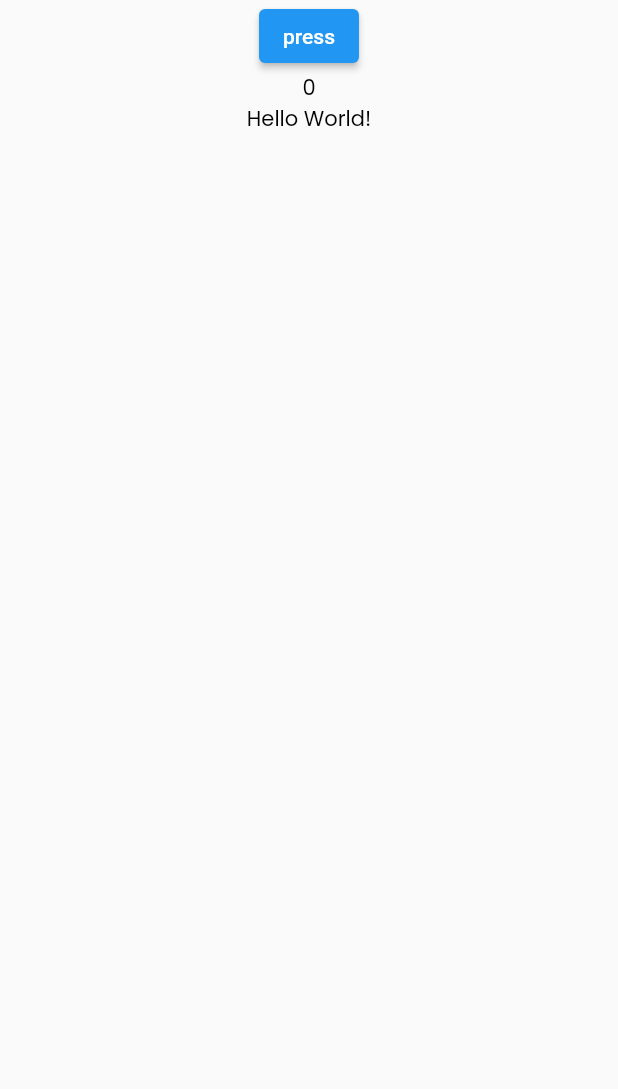
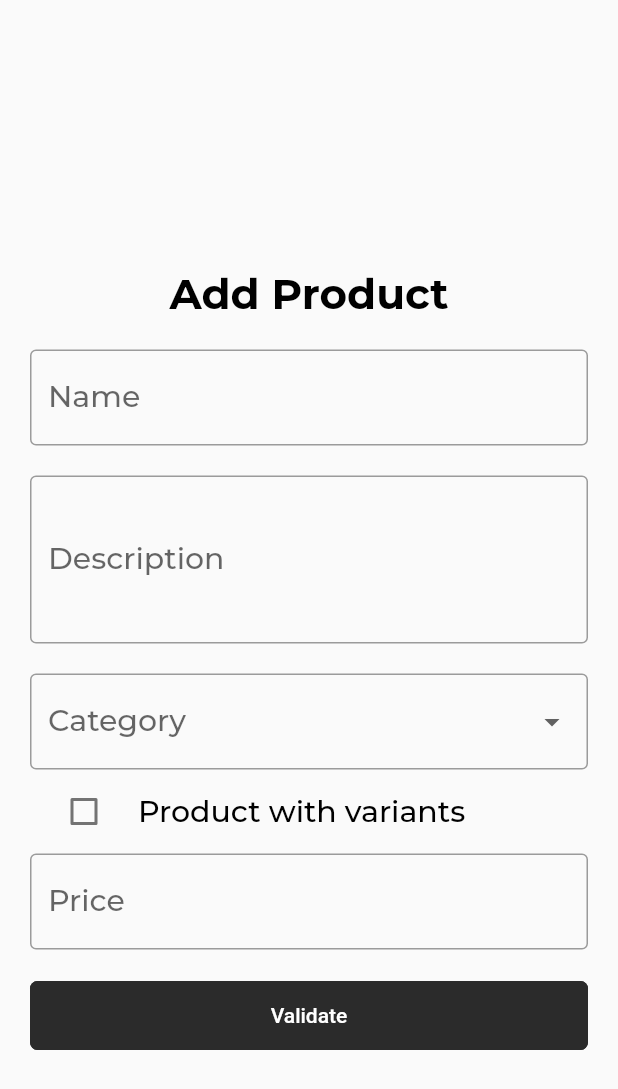
Before and after one commit to arthur-prog/flutter_noel, a Flutter app: the screen it shows after launch, on a phone screen of 412 x 824 dp. Shown: the top 1089 px of the screen. Run offline on Flutter 3.47's test engine with Material 2 defaults, Android fonts, the light colour scheme and no system bars; our stand-ins replace cloud_firestore, firebase_core, get, google_fonts; accounts and stored records are empty; generated files the repository leaves out were written again.

Commit message:
add product

```diff
--- a/lib/main.dart
+++ b/lib/main.dart
@@ -1,6 +1,7 @@
 import 'package:flutter/material.dart';
 import 'package:flutter_localizations/flutter_localizations.dart';
 import 'package:flutter_noel/src/features/screens/home/home_screen.dart';
+import 'package:flutter_noel/src/features/screens/product/add_product/add_product_screen.dart';
 import 'package:flutter_noel/src/utils/theme/theme.dart';
 import 'package:get/get.dart';
 import 'package:flutter_gen/gen_l10n/app_localizations.dart';
@@ -26,7 +27,7 @@ class MyApp extends StatelessWidget {
       themeMode: ThemeMode.system,
       localizationsDelegates: AppLocalizations.localizationsDelegates,
       supportedLocales: AppLocalizations.supportedLocales,
-      home: HomeScreen(),
+      home: AddProductScreen(),
     );
   }
 }
--- /dev/null
+++ b/lib/src/constants/category.dart
@@ -0,0 +1,24 @@
+import 'package:flutter/material.dart';
+import 'package:get/get.dart';
+import 'package:flutter_gen/gen_l10n/app_localizations.dart';
+
+final categoryDropdownItemList = [
+  DropdownMenuItem(
+    value: 'hat',
+    child: Text(
+      AppLocalizations.of(Get.context!)!.hat,
+    ),
+  ),
+  DropdownMenuItem(
+    value: 'glove',
+    child: Text(
+      AppLocalizations.of(Get.context!)!.glove,
+    ),
+  ),
+  DropdownMenuItem(
+    value: 'sweater',
+    child: Text(
+      AppLocalizations.of(Get.context!)!.sweater,
+    ),
+  ),
+];
--- /dev/null
+++ b/lib/src/features/controllers/product/add_product/add_product_controller.dart
@@ -0,0 +1,71 @@
+import 'package:flutter/material.dart';
+import 'package:flutter_noel/src/features/models/Product.dart';
+import 'package:flutter_noel/src/repository/product_repository/product_repository.dart';
+import 'package:get/get.dart';
+import 'package:flutter_gen/gen_l10n/app_localizations.dart';
+
+class AddProductController extends GetxController {
+  static AddProductController get instance => Get.find();
+
+  final _productRepository = Get.put(ProductRepository());
+
+  final TextEditingController nameController = TextEditingController();
+  final TextEditingController descriptionController = TextEditingController();
+  final TextEditingController categoryController = TextEditingController();
+  final TextEditingController priceController = TextEditingController();
+
+  Rx<bool> isVariable = false.obs;
+
+  RxList<Product> variants = <Product>[].obs;
+
+  final GlobalKey<FormState> formKey = GlobalKey<FormState>();
+
+  void changeCategory(value) {
+    categoryController.text = value;
+  }
+
+  void changeIsVariable(bool value) {
+    isVariable.value = value;
+  }
+
+  String? validateName(String value) {
+    if (value.isEmpty) {
+      return AppLocalizations.of(Get.context!)!.nameIsRequired;
+    }
+    return null;
+  }
+
+  String? validateDescription(String value) {
+    if (value.isEmpty) {
+      return AppLocalizations.of(Get.context!)!.descriptionIsRequired;
+    }
+    return null;
+  }
+
+  String? validateCategory(String? value) {
+    if (value == null) {
+      return AppLocalizations.of(Get.context!)!.categoryIsRequired;
+    }
+    return null;
+  }
+
+  String? validatePrice(String value) {
+    if (value.isEmpty) {
+      return AppLocalizations.of(Get.context!)!.priceIsRequired;
+    }
+    return null;
+  }
+
+  void addProduct() async {
+    if (formKey.currentState!.validate()) {
+      Product product = Product(
+        name: nameController.text,
+        description: descriptionController.text,
+        category: categoryController.text,
+        price: double.parse(priceController.text),
+        urlPicture: "",
+      );
+      await _productRepository.addProduct(product);
+    }
+  }
+}
--- /dev/null
+++ b/lib/src/features/models/Product.dart
@@ -0,0 +1,36 @@
+class Product {
+  String name;
+  String urlPicture;
+  String description;
+  String category;
+  double? price;
+
+  Product(
+      {
+        required this.name,
+        required this.urlPicture,
+        required this.description,
+        required this.category,
+        this.price
+      });
+
+  factory Product.fromMap(Map<String, dynamic> map) {
+    return Product(
+      name: map['name'] ?? "",
+      urlPicture: map['urlPicture'] ?? "",
+      description: map['description'] ?? "",
+      category: map['category'] ?? "",
+      price: map['price'],
+    );
+  }
+
+  Map<String, dynamic> toMap() {
+    return {
+      'name': name,
+      'urlPicture': urlPicture,
+      'description': description,
+      'category': category,
+      'price': price,
+    };
+  }
+}
--- /dev/null
+++ b/lib/src/features/screens/product/add_product/add_product_screen.dart
@@ -0,0 +1,128 @@
+import 'package:flutter/material.dart';
+import 'package:flutter_noel/src/constants/category.dart';
+import 'package:flutter_noel/src/constants/colors.dart';
+import 'package:flutter_noel/src/features/controllers/product/add_product/add_product_controller.dart';
+import 'package:flutter_noel/src/features/screens/product/add_product/VariantFormWidget.dart';
+import 'package:get/get.dart';
+import 'package:flutter_gen/gen_l10n/app_localizations.dart';
+
+
+class AddProductScreen extends StatelessWidget {
+  AddProductScreen({
+    Key? key,
+  }) : super(key: key);
+
+  final _controller = Get.put(AddProductController());
+
+  @override
+  Widget build(BuildContext context) {
+    return SafeArea(
+      child: Scaffold(
+        appBar: AppBar(
+          backgroundColor: Theme.of(context).canvasColor,
+          elevation: 0,
+        ),
+        body: Center(
+          child: SingleChildScrollView(
+            child: Container(
+              padding: const EdgeInsets.all(20.0),
+              child: Column(
+                mainAxisAlignment: MainAxisAlignment.center,
+                children: <Widget>[
+                  Center(
+                    child: Text(
+                      AppLocalizations.of(context)!.addProduct,
+                      style: Theme.of(context).textTheme.headline1,
+                    ),
+                  ),
+                  const SizedBox(
+                    height: 20,
+                  ),
+                  Form(
+                    key: _controller.formKey,
+                    child: Column(
+                      children: [
+                        TextFormField(
+                          validator: (value) =>
+                              _controller.validateName(value!),
+                          controller: _controller.nameController,
+                          decoration: InputDecoration(
+                            labelText:
+                                AppLocalizations.of(context)!.productName,
+                          ),
+                        ),
+                        const SizedBox(
+                          height: 20,
+                        ),
+                        TextFormField(
+                          validator: (value) =>
+                              _controller.validateDescription(value!),
+                          controller: _controller.descriptionController,
+                          minLines: 3,
+                          maxLines: 10,
+                          decoration: InputDecoration(
+                            labelText: AppLocalizations.of(context)!
+                                .productDescription,
+                          ),
+                        ),
+                        const SizedBox(
+                          height: 20,
+                        ),
+                        DropdownButtonFormField(
+                          validator: (value) =>
+                              _controller.validateCategory(value),
+                          decoration: InputDecoration(
+                            labelText:
+                                AppLocalizations.of(context)!.productCategory,
+                          ),
+                          items: categoryDropdownItemList,
+                          onChanged: (value) =>
+                              _controller.changeCategory(value),
+                        ),
+                        Obx(
+                              () => CheckboxListTile(
+                            title: Text(AppLocalizations.of(context)!
+                                .productWithVariant),
+                            value: _controller.isVariable.value,
+                            onChanged: (value) =>
+                                _controller.changeIsVariable(value!),
+                            controlAffinity: ListTileControlAffinity.leading,
+                            activeColor: primaryColor,
+                          ),
+                        ),
+                        Obx(() => !_controller.isVariable.value ?
+                        TextFormField(
+                          validator: (value) =>
+                              _controller.validatePrice(value!),
+                          controller: _controller.priceController,
+                          keyboardType: TextInputType.number,
+                          decoration: InputDecoration(
+                            suffix: const Text("€"),
+                            labelText:
+                            AppLocalizations.of(context)!.productPrice,
+                          ),
+                        ) : VariantFormWidget(controller: _controller)),
+                        const SizedBox(
+                          height: 20,
+                        ),
+                        SizedBox(
+                          width: double.infinity,
+                          child: ElevatedButton(
+                            onPressed: () => _controller.addProduct(),
+                            child: Text(
+                              AppLocalizations.of(context)!.validate,
+                            ),
+                          ),
+                        ),
+                      ],
+                    ),
+                  ),
+                ],
+              ),
+            ),
+          ),
+        ),
+      ),
+    );
+  }
+}
--- a/lib/src/localization/l10n/app_en.arb
+++ b/lib/src/localization/l10n/app_en.arb
@@ -2,5 +2,85 @@
   "helloWorld": "Hello World!",
   "@helloWorld": {
     "description": "The conventional newborn programmer greeting"
+  },
+  "createdProduct": "Product created successfully!",
+  "@createdProduct": {
+    "description": "The message that appears when a product is created successfully"
+  },
+  "somethingWentWrong": "Something went wrong!",
+  "@somethingWentWrong": {
+      "description": "The message that appears when something went wrong"
+  },
+  "success": "Success",
+  "@success": {
+      "description": "The message that appears when something went right"
+  },
+  "error": "Error",
+  "@error": {
+    "description": "The message that appears when something went wrong"
+  },
+  "addProduct": "Add Product",
+  "@addProduct": {
+    "description": "The message that appears when you want to add a product"
+  },
+  "productName": "Name",
+  "@productName": {
+      "description": "The product Name"
+  },
+  "productDescription": "Description",
+  "@productDescription": {
+      "description": "The product Description"
+  },
+  "productCategory": "Category",
+  "@productCategory": {
+    "description": "The product Category"
+  },
+  "productPrice": "Price",
+  "@productPrice": {
+      "description": "The product Price"
+  },
+  "productImage": "Image",
+  "@productImage": {
+      "description": "The product Image"
+  },
+  "nameIsRequired": "Please enter a product name",
+  "@nameIsRequired": {
+      "description": "The error message that appears when you don't enter a product name"
+  },
+  "descriptionIsRequired": "Please enter a product description",
+  "@descriptionIsRequired": {
+      "description": "The error message that appears when you don't enter a product description"
+  },
+  "categoryIsRequired": "Please enter a product category",
+  "@categoryIsRequired": {
+      "description": "The error message that appears when you don't enter a product category"
+  },
+  "priceIsRequired": "Please enter a product price",
+  "@priceIsRequired": {
+    "description": "The error message that appears when you don't enter a product price"
+  },
+  "validate": "Validate",
+  "@validate": {
+      "description": "The validate"
+  },
+  "glove": "Glove",
+  "@glove": {
+      "description": "The glove"
+  },
+  "sweater": "Sweater",
+  "@sweater": {
+      "description": "The sweater"
+  },
+  "hat": "Hat",
+  "@hat": {
+      "description": "The hat"
+  },
+  "productWithVariant": "Product with variants",
+  "@productWithVariant": {
+      "description": "The message that appears when a product has variants"
+  },
+  "addVariant": "Add Variant",
+  "@addVariant": {
+      "description": "The message that appears when you want to add a variant"
   }
 }
--- /dev/null
+++ b/lib/src/repository/product_repository/product_repository.dart
@@ -0,0 +1,32 @@
+import 'package:cloud_firestore/cloud_firestore.dart';
+import 'package:flutter_gen/gen_l10n/app_localizations.dart';
+import 'package:flutter_noel/src/common_widgets/snackbar/snackbar_information_widget.dart';
+import 'package:flutter_noel/src/features/models/Product.dart';
+import 'package:get/get.dart';
+
+class ProductRepository extends GetxController {
+  static ProductRepository get instance => Get.find();
+
+  final productsCollection = FirebaseFirestore.instance.collection('products');
+
+  Future<void> addProduct(Product product){
+    final productDoc = productsCollection.doc();
+    return productDoc.set(product.toMap())
+        .whenComplete(
+          () => SnackBarInformationWidget(
+        text: AppLocalizations.of(Get.context!)!.createdProduct,
+        title: AppLocalizations.of(Get.context!)!.success,
+        type: "success",
+      ),
+    )
+        .catchError((error, stackTrace) {
+      SnackBarInformationWidget(
+        text: AppLocalizations.of(Get.context!)!.somethingWentWrong,
+        title: AppLocalizations.of(Get.context!)!.error,
+        type: "error",
+      );
+      print(error.toString());
+    });
+  }
+
+}
--- a/lib/src/utils/theme/theme.dart
+++ b/lib/src/utils/theme/theme.dart
@@ -1,23 +1,28 @@
 
 
 import 'package:flutter/material.dart';
+import 'package:flutter_noel/src/constants/colors.dart';
+import 'package:flutter_noel/src/utils/theme/widget_themes/elevated_button_theme.dart';
+import 'package:flutter_noel/src/utils/theme/widget_themes/outlined_button_theme.dart';
 import 'package:flutter_noel/src/utils/theme/widget_themes/text_theme.dart';
+
+import 'widget_themes/text_field_theme.dart';
 
 class AppTheme {
   static ThemeData lightTheme = ThemeData(
-    // primaryColor: primaryColor,
+    primaryColor: primaryColor,
     brightness: Brightness.light,
     textTheme: AppTextTheme.lightTextTheme,
-    // outlinedButtonTheme: MyOutlinedButtonTheme.lightOutlinedButtonTheme,
-    // elevatedButtonTheme: MyElevatedButtonTheme.lightElevatedButtonTheme,
-    // inputDecorationTheme: MyTextFormFieldTheme.lighInputDecorationTheme,
+    outlinedButtonTheme: MyOutlinedButtonTheme.lightOutlinedButtonTheme,
+    elevatedButtonTheme: MyElevatedButtonTheme.lightElevatedButtonTheme,
+    inputDecorationTheme: MyTextFormFieldTheme.lighInputDecorationTheme,
   );
   static ThemeData darkTheme = ThemeData(
-    // primaryColor: primaryColor,
+    primaryColor: primaryColor,
     brightness: Brightness.dark,
     textTheme: AppTextTheme.darkTextTheme,
-    // outlinedButtonTheme: MyOutlinedButtonTheme.darkOutlinedButtonTheme,
-    // elevatedButtonTheme: MyElevatedButtonTheme.darkElevatedButtonTheme,
-    // inputDecorationTheme: MyTextFormFieldTheme.darkInputDecorationTheme,
+    outlinedButtonTheme: MyOutlinedButtonTheme.darkOutlinedButtonTheme,
+    elevatedButtonTheme: MyElevatedButtonTheme.darkElevatedButtonTheme,
+    inputDecorationTheme: MyTextFormFieldTheme.darkInputDecorationTheme,
   );
 }
--- /dev/null
+++ b/lib/src/utils/theme/widget_themes/elevated_button_theme.dart
@@ -0,0 +1,28 @@
+import 'package:flutter/material.dart';
+import 'package:flutter_noel/src/constants/colors.dart';
+
+class MyElevatedButtonTheme {
+  static final lightElevatedButtonTheme = ElevatedButtonThemeData(
+    style: OutlinedButton.styleFrom(
+      elevation: 0,
+      shape: RoundedRectangleBorder(borderRadius: BorderRadius.circular(5.0)),
+      foregroundColor: lightColor,
+      backgroundColor: secondaryColor,
+      side: const BorderSide(color: secondaryColor),
+      padding: const EdgeInsets.symmetric(vertical: 15),
+    ),
+  );
+
+  static final darkElevatedButtonTheme = ElevatedButtonThemeData(
+    style: OutlinedButton.styleFrom(
+      elevation: 0,
+      shape: RoundedRectangleBorder(
+        borderRadius: BorderRadius.circular(5.0),
+      ),
+      foregroundColor: secondaryColor,
+      backgroundColor: lightColor,
+      side: const BorderSide(color: lightColor),
+      padding: const EdgeInsets.symmetric(vertical: 15),
+    ),
+  );
+}
--- /dev/null
+++ b/lib/src/utils/theme/widget_themes/outlined_button_theme.dart
@@ -0,0 +1,22 @@
+import 'package:flutter/material.dart';
+import 'package:flutter_noel/src/constants/colors.dart';
+
+class MyOutlinedButtonTheme{
+  static final lightOutlinedButtonTheme = OutlinedButtonThemeData(
+    style: OutlinedButton.styleFrom(
+      shape: RoundedRectangleBorder(borderRadius: BorderRadius.circular(5.0)),
+      foregroundColor: secondaryColor,
+      side: const BorderSide(color: secondaryColor),
+      padding: const EdgeInsets.symmetric(vertical: 15),
+    ),
+  );
+
+  static final darkOutlinedButtonTheme = OutlinedButtonThemeData(
+    style: OutlinedButton.styleFrom(
+      shape: RoundedRectangleBorder(borderRadius: BorderRadius.circular(5.0)),
+      foregroundColor: lightColor,
+      side: const BorderSide(color: lightColor),
+      padding: const EdgeInsets.symmetric(vertical: 15),
+    ),
+  );
+}
--- /dev/null
+++ b/lib/src/utils/theme/widget_themes/text_field_theme.dart
@@ -0,0 +1,25 @@
+import 'package:flutter/material.dart';
+import 'package:flutter_noel/src/constants/colors.dart';
+
+class MyTextFormFieldTheme {
+  static InputDecorationTheme lighInputDecorationTheme =
+      const InputDecorationTheme(
+          border: OutlineInputBorder(),
+          prefixIconColor: secondaryColor,
+          floatingLabelStyle: TextStyle(color: secondaryColor),
+          focusedBorder: OutlineInputBorder(
+              borderSide: BorderSide(
+            width: 2,
+            color: secondaryColor,
+          )));
+  static InputDecorationTheme darkInputDecorationTheme =
+      const InputDecorationTheme(
+          border: OutlineInputBorder(),
+          prefixIconColor: primaryColor,
+          floatingLabelStyle: TextStyle(color: primaryColor),
+          focusedBorder: OutlineInputBorder(
+              borderSide: BorderSide(
+            width: 2,
+            color: primaryColor,
+          )));
+}
```
Also changed, not shown: lib/src/common_widgets/snackbar/snackbar_information_widget.dart (added, +29 -0 lines), lib/src/features/screens/product/add_product/VariantFormWidget.dart (added, +29 -0 lines), lib/src/localization/l10n/app_fr.arb (+21 -1 lines).
